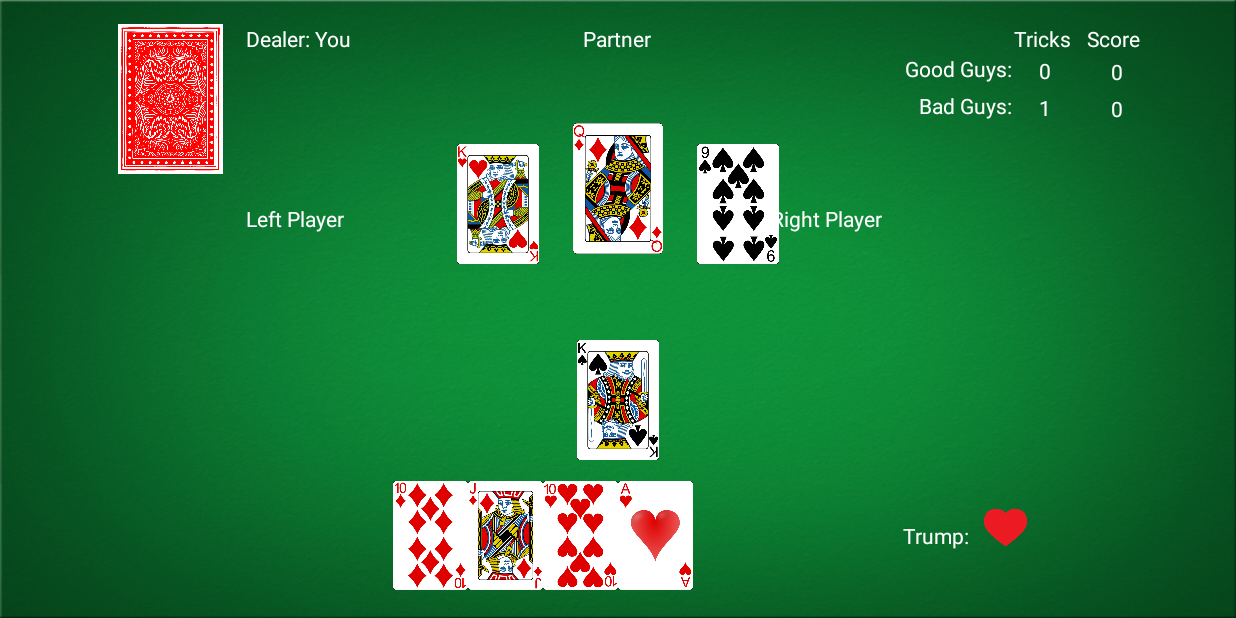
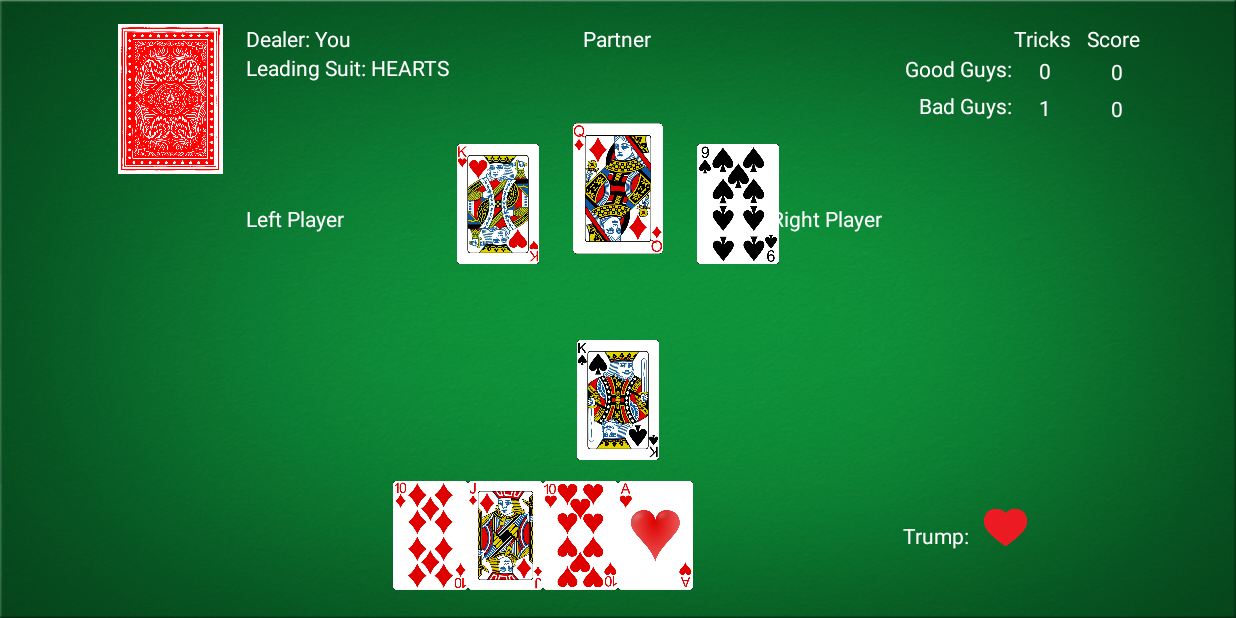
Before and after one commit to schlenkerc18/Euchre, an Android app: the GameActivity screen opened directly, with no data from a screen before it, after a tap on an icon or button, on a phone screen of 824 x 412 dp (held sideways). Run offline under Robolectric (Android 15) with nearby library versions, the phone set to English and light mode, and no system bars; 1 other tap on this screen came first.

Commit message:
Added textview for leading card

```diff
--- a/app/src/main/java/com/hfad/euchreai/GameActivity.java
+++ b/app/src/main/java/com/hfad/euchreai/GameActivity.java
@@ -25,7 +25,7 @@ import static com.hfad.euchreai.GameSetUp.score;
 public class GameActivity extends Activity {
 
     static ImageView iv_deck, iv_card1, iv_card2, iv_card3, iv_card4, iv_card5, iv_card6, iv_card7, iv_card8, iv_card9, iv_card10, trumpPicture;
-    static TextView textAboveHand, yourTricks, compTricks, yourScore, compScore, dealer;
+    static TextView textAboveHand, yourTricks, compTricks, yourScore, compScore, dealer, leadingCard;
     static Button pass_button3, pickup_button2, contWithGame, goAlone, notAlone;
     public static int[] score = new int[2];
     public static int[] tricks = new int[2];
@@ -68,6 +68,7 @@ public class GameActivity extends Activity {
         yourTricks = (TextView) findViewById(R.id.yourTricks);
         compTricks = (TextView) findViewById(R.id.compTricks);
         dealer = (TextView) findViewById(R.id.dealer);
+        leadingCard = (TextView) findViewById(R.id.leadingCard);
 
 
         //text that goes above hand
@@ -247,7 +248,6 @@ public class GameActivity extends Activity {
 
         //trumpPicture
         Log.v("--GameActivity243--", "Current Trump: " + Round.currentTrick.trump);
-        showTrump(game.currentRound.currentTrick.trump);
         printDealer();
 
         iv_card6.setVisibility(View.INVISIBLE);
@@ -355,20 +355,21 @@ public class GameActivity extends Activity {
         -if not trump has been called by computer, will prompt user to pickUp or pass
      */
     private static void setUpIntitialRound() {
-        Log.v("----GameActivity327----", "Initial Round ");
+        Log.v("----GameActivity358----", "Initial Round ");
         //Toast.makeText(GameActivity.this, "Initial Round", Toast.LENGTH_LONG).show();
 
         if(!GameSetUp.currentRound.isInPreGameState){
-            Log.v("--GameActivity331--", "Update");
+            Log.v("--GameActivity362--", "Update");
             updateGame();
             return;
         }
 
         else if(game.currentRound.dealerNeedsToDiscard){
-            Log.v("---GameActivity339---", "Dealer discard: " + game.currentRound.currentTrick.currentPlayer);
+            Log.v("---GameActivity368---", "Dealer discard: " + game.currentRound.currentTrick.currentPlayer);
             setUpDiscard();
             return;
         }
+        game.makeGameReadyForHuman();
 
         boolean[] disabled = {false,false,false,false,false};
         setPlayersCardsClickable(disabled);
@@ -422,8 +423,11 @@ public class GameActivity extends Activity {
         - sets humanPlayable cards to clickable
      */
     private static void updateGame() {
+        if (game.currentRound.currentTrick.leadingSuit != null) {
+            leadingCard.setText(game.currentRound.currentTrick.leadingSuit.toString());
+        }
         updateHand();
-        Log.v("--GameActivity403--", "Game Being Updated");
+        Log.v("--GameActivity426--", "Game Being Updated");
         String trump = "";
         if(game.currentRound.trump == null) {
             trump = "trumpNotSet";
@@ -431,7 +435,7 @@ public class GameActivity extends Activity {
             showTrump(game.currentRound.trump);
         }
 
-        Log.v("--GameActivit413", "cardsPlayed size: " + cardsPlayed);
+        Log.v("--GameActivit434", "cardsPlayed size: " + cardsPlayed);
         clearBoard();
 
         //resets scores
@@ -445,6 +449,9 @@ public class GameActivity extends Activity {
         yourTricks.setText(Integer.toString(tricks[0]));
         tricks[1] = GameSetUp.currentRound.trickCount[1];
         compTricks.setText(Integer.toString(tricks[1]));
+
+        //show trump and dealer
+        showTrump(game.currentRound.currentTrick.trump);
         printDealer();
 
         //Log.v("--GameActivity377--", "Players current hand: " + players.get(0).hand);
@@ -452,11 +459,11 @@ public class GameActivity extends Activity {
         boolean[] cardsClickable = {false, false, false, false, false};
         if (!game.currentRound.isInPreGameState && game.currentRound.outPlayer != 0) {
             cardsClickable = game.getPlayableCardsForHuman();
-            Log.v("--GameActivity435--", "cardsClickable: " + Arrays.toString(cardsClickable));
+            Log.v("--GameActivity457--", "cardsClickable: " + Arrays.toString(cardsClickable));
         }
         setPlayersCardsClickable(cardsClickable);
 
-        Log.v("--GameActivity439", "Outplayer: " + game.currentRound.outPlayer);
+        Log.v("--GameActivity462", "Outplayer: " + game.currentRound.outPlayer);
         if (game.currentRound.outPlayer == 0) {
             String button = "contWithGame";
             setUpButtons(button);
--- a/app/src/main/res/layout/activity_game.xml
+++ b/app/src/main/res/layout/activity_game.xml
@@ -26,6 +26,23 @@
         android:layout_toRightOf="@+id/iv_deck"
         android:layout_alignParentTop="true"
         android:textColor="@color/white"/>
+
+    <TextView
+        android:id="@+id/leadingSuit"
+        android:layout_width="wrap_content"
+        android:layout_height="wrap_content"
+        android:layout_below="@+id/dealer"
+        android:layout_toRightOf="@+id/iv_deck"
+        android:text="Leading Suit: "
+        android:textColor="@color/white"/>
+
+    <TextView
+        android:id="@+id/leadingCard"
+        android:layout_width="wrap_content"
+        android:layout_height="wrap_content"
+        android:layout_toRightOf="@+id/leadingSuit"
+        android:layout_below="@+id/dealer"
+        android:textColor="@color/white" />
 
     <TextView
         android:id="@+id/leftPlayer"
```
